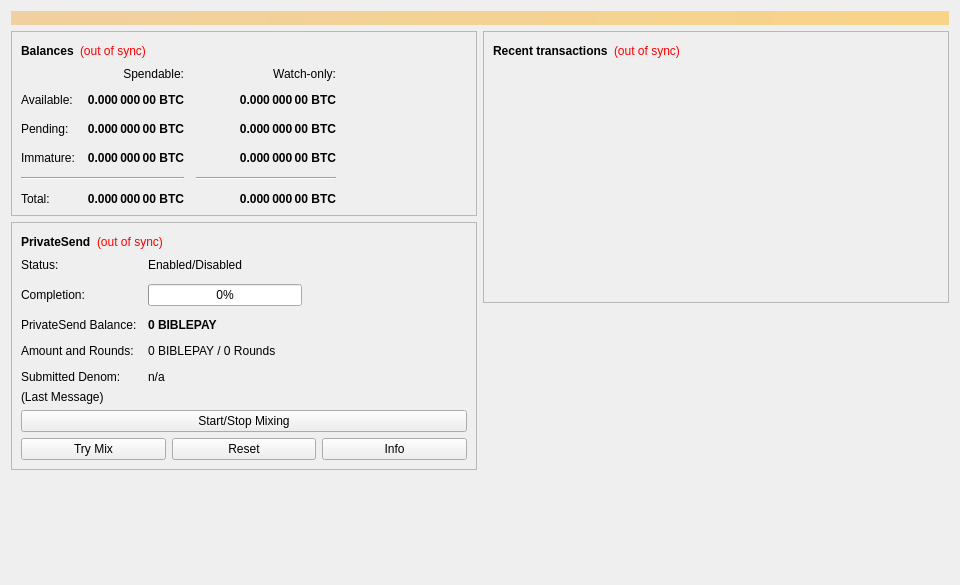
This is src/qt/forms/overviewpage.ui in biblepay/biblepay_legacy as Qt 5 draws it before an edit. The edited form follows.
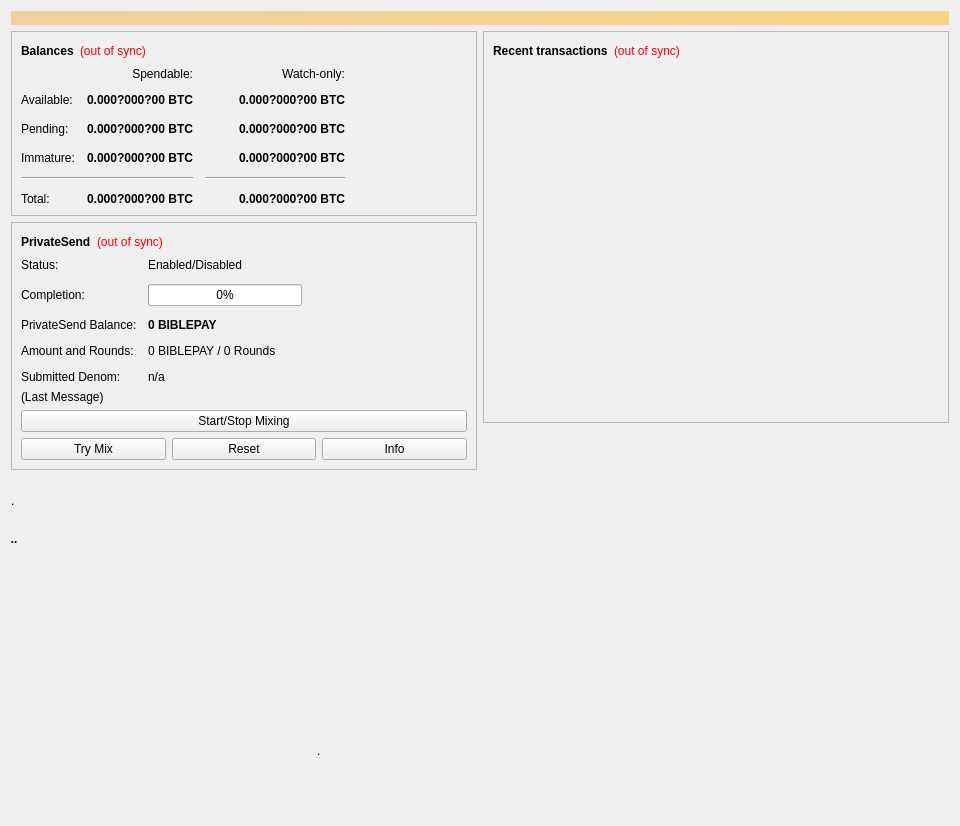
This is the edited form.

```diff
--- a/src/qt/forms/overviewpage.ui
+++ b/src/qt/forms/overviewpage.ui
@@ -7,7 +7,7 @@
     <x>0</x>
     <y>0</y>
     <width>960</width>
-    <height>585</height>
+    <height>826</height>
    </rect>
   </property>
   <property name="minimumSize">
@@ -118,7 +118,7 @@
                <string>Unconfirmed transactions to watch-only addresses</string>
               </property>
               <property name="text">
-               <string notr="true">0.000 000 00 BTC</string>
+               <string notr="true">0.000?000?00 BTC</string>
               </property>
               <property name="alignment">
                <set>Qt::AlignRight|Qt::AlignTrailing|Qt::AlignVCenter</set>
@@ -143,7 +143,7 @@
                <string>Total of transactions that have yet to be confirmed, and do not yet count toward the spendable balance</string>
               </property>
               <property name="text">
-               <string notr="true">0.000 000 00 BTC</string>
+               <string notr="true">0.000?000?00 BTC</string>
               </property>
               <property name="alignment">
                <set>Qt::AlignRight|Qt::AlignTrailing|Qt::AlignVCenter</set>
@@ -168,7 +168,7 @@
                <string>Mined balance in watch-only addresses that has not yet matured</string>
               </property>
               <property name="text">
-               <string notr="true">0.000 000 00 BTC</string>
+               <string notr="true">0.000?000?00 BTC</string>
               </property>
               <property name="alignment">
                <set>Qt::AlignRight|Qt::AlignTrailing|Qt::AlignVCenter</set>
@@ -226,7 +226,7 @@
                <string>Mined balance that has not yet matured</string>
               </property>
               <property name="text">
-               <string notr="true">0.000 000 00 BTC</string>
+               <string notr="true">0.000?000?00 BTC</string>
               </property>
               <property name="alignment">
                <set>Qt::AlignRight|Qt::AlignTrailing|Qt::AlignVCenter</set>
@@ -271,7 +271,7 @@
                <string>Your current total balance</string>
               </property>
               <property name="text">
-               <string notr="true">0.000 000 00 BTC</string>
+               <string notr="true">0.000?000?00 BTC</string>
               </property>
               <property name="alignment">
                <set>Qt::AlignRight|Qt::AlignTrailing|Qt::AlignVCenter</set>
@@ -296,7 +296,7 @@
                <string>Current total balance in watch-only addresses</string>
               </property>
               <property name="text">
-               <string notr="true">0.000 000 00 BTC</string>
+               <string notr="true">0.000?000?00 BTC</string>
               </property>
               <property name="alignment">
                <set>Qt::AlignRight|Qt::AlignTrailing|Qt::AlignVCenter</set>
@@ -338,7 +338,7 @@
                <string>Your current spendable balance</string>
               </property>
               <property name="text">
-               <string notr="true">0.000 000 00 BTC</string>
+               <string notr="true">0.000?000?00 BTC</string>
               </property>
               <property name="alignment">
                <set>Qt::AlignRight|Qt::AlignTrailing|Qt::AlignVCenter</set>
@@ -363,7 +363,7 @@
                <string>Your current balance in watch-only addresses</string>
               </property>
               <property name="text">
-               <string notr="true">0.000 000 00 BTC</string>
+               <string notr="true">0.000?000?00 BTC</string>
               </property>
               <property name="alignment">
                <set>Qt::AlignRight|Qt::AlignTrailing|Qt::AlignVCenter</set>
@@ -639,6 +639,98 @@
          </layout>
         </widget>
        </item>
+       <item>
+        <widget class="QLabel" name="txtDisplay">
+         <property name="sizePolicy">
+          <sizepolicy hsizetype="Preferred" vsizetype="Preferred">
+           <horstretch>0</horstretch>
+           <verstretch>0</verstretch>
+          </sizepolicy>
+         </property>
+         <property name="minimumSize">
+          <size>
+           <width>200</width>
+           <height>50</height>
+          </size>
+         </property>
+         <property name="maximumSize">
+          <size>
+           <width>16777215</width>
+           <height>1677777</height>
+          </size>
+         </property>
+         <property name="text">
+          <string>.</string>
+         </property>
+         <property name="wordWrap">
+          <bool>true</bool>
+         </property>
+        </widget>
+       </item>
+       <item>
+        <widget class="QLabel" name="txtDisplay2">
+         <property name="sizePolicy">
+          <sizepolicy hsizetype="Preferred" vsizetype="Expanding">
+           <horstretch>0</horstretch>
+           <verstretch>0</verstretch>
+          </sizepolicy>
+         </property>
+         <property name="minimumSize">
+          <size>
+           <width>100</width>
+           <height>200</height>
+          </size>
+         </property>
+         <property name="maximumSize">
+          <size>
+           <width>16777215</width>
+           <height>1677777</height>
+          </size>
+         </property>
+         <property name="font">
+          <font>
+           <pointsize>9</pointsize>
+           <weight>75</weight>
+           <italic>true</italic>
+           <bold>true</bold>
+          </font>
+         </property>
+         <property name="text">
+          <string>..</string>
+         </property>
+         <property name="alignment">
+          <set>Qt::AlignLeading|Qt::AlignLeft|Qt::AlignTop</set>
+         </property>
+         <property name="wordWrap">
+          <bool>true</bool>
+         </property>
+        </widget>
+       </item>
+       <item>
+        <widget class="QLabel" name="txtDisplay3">
+         <property name="sizePolicy">
+          <sizepolicy hsizetype="Preferred" vsizetype="Preferred">
+           <horstretch>0</horstretch>
+           <verstretch>0</verstretch>
+          </sizepolicy>
+         </property>
+         <property name="minimumSize">
+          <size>
+           <width>255</width>
+           <height>25</height>
+          </size>
+         </property>
+         <property name="maximumSize">
+          <size>
+           <width>16777215</width>
+           <height>1677777</height>
+          </size>
+         </property>
+         <property name="text">
+          <string>                                                                                            .</string>
+         </property>
+        </widget>
+       </item>
        <item>
         <spacer name="verticalSpacer">
          <property name="orientation">
```
